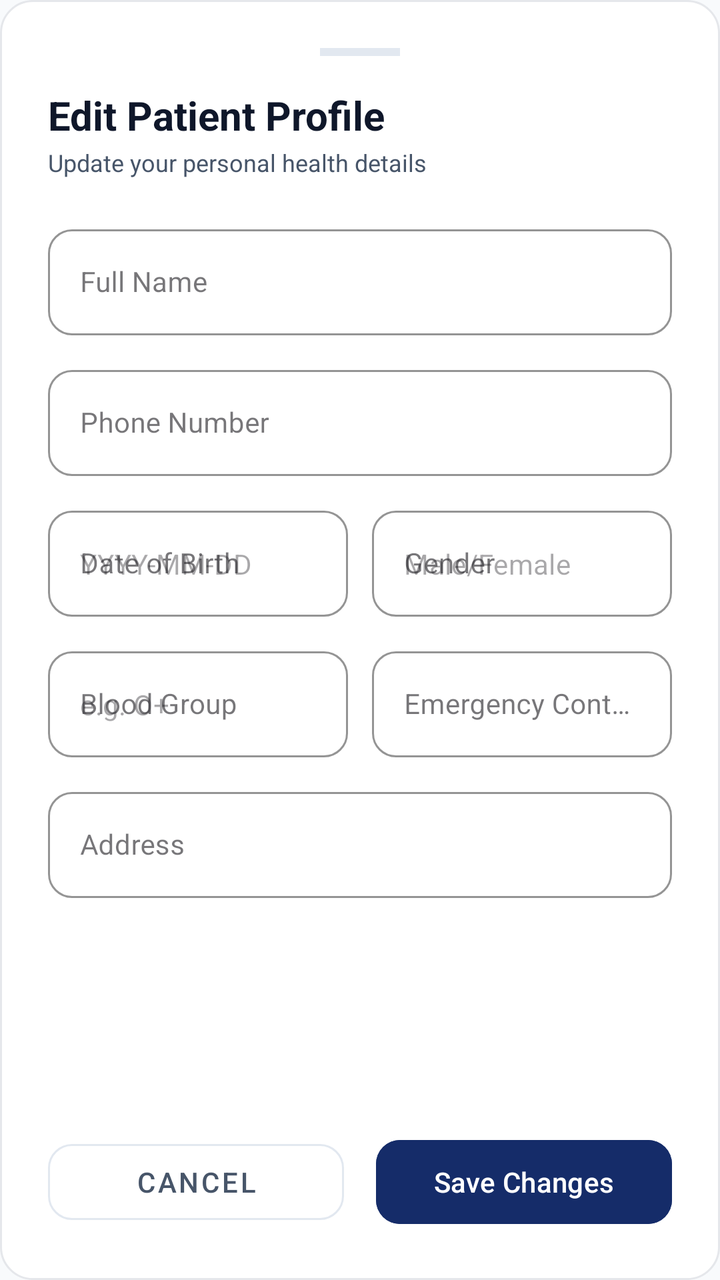
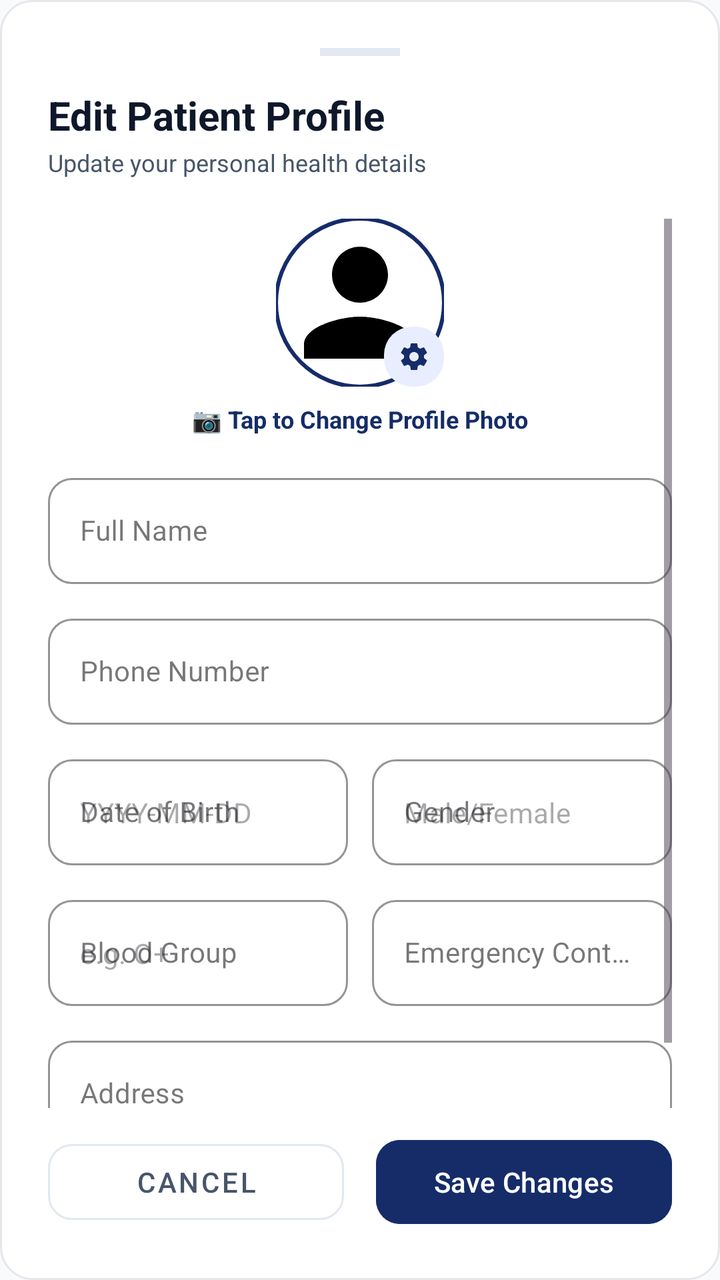

Screens rendered from an Android XML layout before and after an edit, with the pre-edit source and the edit as a unified diff.
<!-- AndroidManifest.xml: application theme Theme.CareWell -->
<!-- res/layout/bottom_sheet_edit_profile.xml -->
<?xml version="1.0" encoding="utf-8"?>
<LinearLayout xmlns:android="http://schemas.android.com/apk/res/android"
    xmlns:app="http://schemas.android.com/apk/res-auto"
    android:layout_width="match_parent"
    android:layout_height="wrap_content"
    android:background="@drawable/bg_rounded_card"
    android:orientation="vertical"
    android:padding="24dp">

    
    <View
        android:layout_width="40dp"
        android:layout_height="4dp"
        android:layout_gravity="center_horizontal"
        android:layout_marginBottom="16dp"
        android:background="@color/card_stroke" />

    
    <TextView
        android:layout_width="wrap_content"
        android:layout_height="wrap_content"
        android:text="Edit Patient Profile"
        android:textColor="@color/text_primary"
        android:textSize="20sp"
        android:textStyle="bold" />

    <TextView
        android:layout_width="wrap_content"
        android:layout_height="wrap_content"
        android:layout_marginTop="2dp"
        android:layout_marginBottom="20dp"
        android:text="Update your personal health details"
        android:textColor="@color/text_secondary"
        android:textSize="12sp" />

    <ScrollView
        android:layout_width="match_parent"
        android:layout_height="0dp"
        android:layout_weight="1"
        android:maxHeight="420dp">

        <LinearLayout
            android:layout_width="match_parent"
            android:layout_height="wrap_content"
            android:orientation="vertical">

            
            <com.google.android.material.textfield.TextInputLayout
                android:id="@+id/til_full_name"
                style="@style/Widget.MaterialComponents.TextInputLayout.OutlinedBox"
                android:layout_width="match_parent"
                android:layout_height="wrap_content"
                android:layout_marginBottom="12dp"
                android:hint="Full Name"
                app:boxCornerRadiusBottomEnd="12dp"
                app:boxCornerRadiusBottomStart="12dp"
                app:boxCornerRadiusTopEnd="12dp"
                app:boxCornerRadiusTopStart="12dp"
                app:boxStrokeColor="@color/primary"
                app:hintTextColor="@color/primary">

                <com.google.android.material.textfield.TextInputEditText
                    android:id="@+id/et_full_name"
                    android:layout_width="match_parent"
                    android:layout_height="wrap_content"
                    android:inputType="textPersonName"
                    android:textColor="@color/text_primary"
                    android:textSize="14sp" />
            </com.google.android.material.textfield.TextInputLayout>

            
            <com.google.android.material.textfield.TextInputLayout
                android:id="@+id/til_phone"
                style="@style/Widget.MaterialComponents.TextInputLayout.OutlinedBox"
                android:layout_width="match_parent"
                android:layout_height="wrap_content"
                android:layout_marginBottom="12dp"
                android:hint="Phone Number"
                app:boxCornerRadiusBottomEnd="12dp"
                app:boxCornerRadiusBottomStart="12dp"
                app:boxCornerRadiusTopEnd="12dp"
                app:boxCornerRadiusTopStart="12dp"
                app:boxStrokeColor="@color/primary"
                app:hintTextColor="@color/primary">

                <com.google.android.material.textfield.TextInputEditText
                    android:id="@+id/et_phone"
                    android:layout_width="match_parent"
                    android:layout_height="wrap_content"
                    android:inputType="phone"
                    android:textColor="@color/text_primary"
                    android:textSize="14sp" />
            </com.google.android.material.textfield.TextInputLayout>

            
            <LinearLayout
                android:layout_width="match_parent"
                android:layout_height="wrap_content"
                android:layout_marginBottom="12dp"
                android:orientation="horizontal">

                <com.google.android.material.textfield.TextInputLayout
                    android:id="@+id/til_dob"
                    style="@style/Widget.MaterialComponents.TextInputLayout.OutlinedBox"
                    android:layout_width="0dp"
                    android:layout_height="wrap_content"
                    android:layout_marginEnd="6dp"
                    android:layout_weight="1"
                    android:hint="Date of Birth"
                    app:boxCornerRadiusBottomEnd="12dp"
                    app:boxCornerRadiusBottomStart="12dp"
                    app:boxCornerRadiusTopEnd="12dp"
                    app:boxCornerRadiusTopStart="12dp"
                    app:boxStrokeColor="@color/primary"
                    app:hintTextColor="@color/primary">

                    <com.google.android.material.textfield.TextInputEditText
                        android:id="@+id/et_dob"
                        android:layout_width="match_parent"
                        android:layout_height="wrap_content"
                        android:hint="YYYY-MM-DD"
                        android:inputType="date"
                        android:textColor="@color/text_primary"
                        android:textSize="14sp" />
                </com.google.android.material.textfield.TextInputLayout>

                <com.google.android.material.textfield.TextInputLayout
                    android:id="@+id/til_gender"
                    style="@style/Widget.MaterialComponents.TextInputLayout.OutlinedBox"
                    android:layout_width="0dp"
                    android:layout_height="wrap_content"
                    android:layout_marginStart="6dp"
                    android:layout_weight="1"
                    android:hint="Gender"
                    app:boxCornerRadiusBottomEnd="12dp"
                    app:boxCornerRadiusBottomStart="12dp"
                    app:boxCornerRadiusTopEnd="12dp"
                    app:boxCornerRadiusTopStart="12dp"
                    app:boxStrokeColor="@color/primary"
                    app:hintTextColor="@color/primary">

                    <com.google.android.material.textfield.TextInputEditText
                        android:id="@+id/et_gender"
                        android:layout_width="match_parent"
                        android:layout_height="wrap_content"
                        android:hint="Male/Female"
                        android:inputType="text"
                        android:textColor="@color/text_primary"
                        android:textSize="14sp" />
                </com.google.android.material.textfield.TextInputLayout>
            </LinearLayout>

            
            <LinearLayout
                android:layout_width="match_parent"
                android:layout_height="wrap_content"
                android:layout_marginBottom="12dp"
                android:orientation="horizontal">

                <com.google.android.material.textfield.TextInputLayout
                    android:id="@+id/til_blood_group"
                    style="@style/Widget.MaterialComponents.TextInputLayout.OutlinedBox"
                    android:layout_width="0dp"
                    android:layout_height="wrap_content"
                    android:layout_marginEnd="6dp"
                    android:layout_weight="1"
                    android:hint="Blood Group"
                    app:boxCornerRadiusBottomEnd="12dp"
                    app:boxCornerRadiusBottomStart="12dp"
                    app:boxCornerRadiusTopEnd="12dp"
                    app:boxCornerRadiusTopStart="12dp"
                    app:boxStrokeColor="@color/primary"
                    app:hintTextColor="@color/primary">

                    <com.google.android.material.textfield.TextInputEditText
                        android:id="@+id/et_blood_group"
                        android:layout_width="match_parent"
                        android:layout_height="wrap_content"
                        android:hint="e.g. O+"
                        android:inputType="textCapCharacters"
                        android:textColor="@color/text_primary"
                        android:textSize="14sp" />
                </com.google.android.material.textfield.TextInputLayout>

                <com.google.android.material.textfield.TextInputLayout
                    android:id="@+id/til_emergency_contact"
                    style="@style/Widget.MaterialComponents.TextInputLayout.OutlinedBox"
                    android:layout_width="0dp"
                    android:layout_height="wrap_content"
                    android:layout_marginStart="6dp"
                    android:layout_weight="1"
                    android:hint="Emergency Contact"
                    app:boxCornerRadiusBottomEnd="12dp"
                    app:boxCornerRadiusBottomStart="12dp"
                    app:boxCornerRadiusTopEnd="12dp"
                    app:boxCornerRadiusTopStart="12dp"
                    app:boxStrokeColor="@color/primary"
                    app:hintTextColor="@color/primary">

                    <com.google.android.material.textfield.TextInputEditText
                        android:id="@+id/et_emergency_contact"
                        android:layout_width="match_parent"
                        android:layout_height="wrap_content"
                        android:inputType="phone"
                        android:textColor="@color/text_primary"
                        android:textSize="14sp" />
                </com.google.android.material.textfield.TextInputLayout>
            </LinearLayout>

            
            <com.google.android.material.textfield.TextInputLayout
                android:id="@+id/til_address"
                style="@style/Widget.MaterialComponents.TextInputLayout.OutlinedBox"
                android:layout_width="match_parent"
                android:layout_height="wrap_content"
                android:layout_marginBottom="16dp"
                android:hint="Address"
                app:boxCornerRadiusBottomEnd="12dp"
                app:boxCornerRadiusBottomStart="12dp"
                app:boxCornerRadiusTopEnd="12dp"
                app:boxCornerRadiusTopStart="12dp"
                app:boxStrokeColor="@color/primary"
                app:hintTextColor="@color/primary">

                <com.google.android.material.textfield.TextInputEditText
                    android:id="@+id/et_address"
                    android:layout_width="match_parent"
                    android:layout_height="wrap_content"
                    android:inputType="textPostalAddress"
                    android:textColor="@color/text_primary"
                    android:textSize="14sp" />
            </com.google.android.material.textfield.TextInputLayout>

        </LinearLayout>
    </ScrollView>

    
    <LinearLayout
        android:layout_width="match_parent"
        android:layout_height="wrap_content"
        android:layout_marginTop="12dp"
        android:orientation="horizontal">

        <com.google.android.material.button.MaterialButton
            android:id="@+id/btn_cancel"
            style="@style/Widget.MaterialComponents.Button.OutlinedButton"
            android:layout_width="0dp"
            android:layout_height="50dp"
            android:layout_marginEnd="8dp"
            android:layout_weight="1"
            android:text="Cancel"
            android:textColor="@color/text_secondary"
            app:cornerRadius="12dp"
            app:strokeColor="@color/card_stroke" />

        <com.google.android.material.button.MaterialButton
            android:id="@+id/btn_save_profile"
            android:layout_width="0dp"
            android:layout_height="50dp"
            android:layout_marginStart="8dp"
            android:layout_weight="1"
            android:backgroundTint="@color/primary"
            android:text="Save Changes"
            android:textColor="@color/white"
            app:cornerRadius="12dp" />
    </LinearLayout>

</LinearLayout>
<!-- resources referenced by this layout -->
<resources>
  <color name="card_stroke">#E2E8F0</color>
  <color name="primary">#152C69</color>
  <color name="text_primary">#0F172A</color>
  <color name="text_secondary">#475569</color>
  <color name="white">#FFFFFF</color>
  <!-- drawable bg_rounded_card (drawable) -->
  <?xml version="1.0" encoding="utf-8"?>
  <shape xmlns:android="http://schemas.android.com/apk/res/android"
      android:shape="rectangle">
      <solid android:color="#FFFFFF" />
      <stroke
          android:width="1dp"
          android:color="#E5E7EB" />
      <corners android:radius="16dp" />
  </shape>
  <style name="Theme.CareWell" parent="Base.Theme.CareWell" />
  <style name="Base.Theme.CareWell" parent="Theme.Material3.Light.NoActionBar">
          <item name="colorPrimary">@color/primary</item>
          <item name="colorPrimaryVariant">@color/primary_dark</item>
          <item name="colorOnPrimary">@color/white</item>
          <item name="colorSecondary">@color/secondary</item>
          <item name="colorSecondaryVariant">@color/secondary</item>
          <item name="colorOnSecondary">@color/white</item>
          <item name="android:statusBarColor">@color/white</item>
          <item name="android:windowLightStatusBar">true</item>
          <item name="android:windowBackground">@color/background_light</item>
          <item name="colorSecondaryContainer">@color/primary_light</item>
          <item name="colorOnSecondaryContainer">@color/primary</item>
          <item name="android:navigationBarColor">@color/white</item>
          <item name="android:windowLightNavigationBar" tools:targetApi="o_mr1">true</item>
      </style>
  <color name="primary_dark">#0D1D47</color>
  <color name="secondary">#2563EB</color>
  <color name="background_light">#F8FAFC</color>
  <color name="primary_light">#EBF1FF</color>
</resources>

<!-- the commit's change to res/layout/bottom_sheet_edit_profile.xml (unified diff, before → after) -->
@@ -43,6 +43,54 @@
             android:layout_width="match_parent"
             android:layout_height="wrap_content"
             android:orientation="vertical">
+
+            
+            <RelativeLayout
+                android:layout_width="wrap_content"
+                android:layout_height="wrap_content"
+                android:layout_gravity="center_horizontal"
+                android:layout_marginBottom="8dp">
+
+                <com.google.android.material.imageview.ShapeableImageView
+                    android:id="@+id/iv_edit_profile_pic"
+                    android:layout_width="84dp"
+                    android:layout_height="84dp"
+                    android:scaleType="centerCrop"
+                    android:src="@drawable/ic_user"
+                    app:shapeAppearanceOverlay="@style/ShapeAppearanceOverlay.App.Circle"
+                    app:strokeColor="@color/primary"
+                    app:strokeWidth="2dp" />
+
+                <FrameLayout
+                    android:id="@+id/fl_edit_camera_btn"
+                    android:layout_width="30dp"
+                    android:layout_height="30dp"
+                    android:layout_alignBottom="@id/iv_edit_profile_pic"
+                    android:layout_alignEnd="@id/iv_edit_profile_pic"
+                    android:background="@drawable/bg_squircle_icon"
+                    android:clickable="true"
+                    android:focusable="true">
+
+                    <ImageView
+                        android:layout_width="16dp"
+                        android:layout_height="16dp"
+                        android:layout_gravity="center"
+                        android:contentDescription="Camera"
+                        android:src="@drawable/ic_settings"
+                        app:tint="@color/primary" />
+                </FrameLayout>
+            </RelativeLayout>
+
+            <TextView
+                android:id="@+id/tv_edit_upload_label"
+                android:layout_width="wrap_content"
+                android:layout_height="wrap_content"
+                android:layout_gravity="center_horizontal"
+                android:layout_marginBottom="16dp"
+                android:text="📷 Tap to Change Profile Photo"
+                android:textColor="@color/primary"
+                android:textSize="12sp"
+                android:textStyle="bold" />
 
             
             <com.google.android.material.textfield.TextInputLayout
<!-- resource entries referenced after the edit -->
@@ -15,6 +15,36 @@
           android:color="#E5E7EB" />
       <corners android:radius="16dp" />
   </shape>
+  <!-- drawable bg_squircle_icon (drawable) -->
+  <?xml version="1.0" encoding="utf-8"?>
+  <shape xmlns:android="http://schemas.android.com/apk/res/android"
+      android:shape="rectangle">
+      <solid android:color="#E8EEFF" />
+      <corners android:radius="14dp" />
+  </shape>
+  <!-- drawable ic_settings (drawable) -->
+  <vector xmlns:android="http://schemas.android.com/apk/res/android"
+      android:width="24dp"
+      android:height="24dp"
+      android:viewportWidth="24"
+      android:viewportHeight="24">
+      <path
+          android:fillColor="#FF000000"
+          android:pathData="M19.43,12.98c0.04,-0.32 0.07,-0.64 0.07,-0.98s-0.03,-0.66 -0.07,-0.98l2.11,-1.65c0.19,-0.15 0.24,-0.42 0.12,-0.64l-2,-3.46c-0.12,-0.22 -0.39,-0.3 -0.61,-0.22l-2.49,1c-0.52,-0.4 -1.08,-0.73 -1.69,-0.98l-0.38,-2.65C14.46,2.18 14.25,2 14,2h-4c-0.25,0 -0.46,0.18 -0.49,0.42l-0.38,2.65c-0.61,0.25 -1.17,0.59 -1.69,0.98l-2.49,-1c-0.23,-0.09 -0.49,0 -0.61,0.22l-2,3.46c-0.13,0.22 -0.07,0.49 0.12,0.64l2.11,1.65c-0.04,0.32 -0.07,0.65 -0.07,0.98s0.03,0.66 0.07,0.98l-2.11,1.65c-0.19,0.15 -0.24,0.42 -0.12,0.64l2,3.46c0.12,0.22 0.39,0.3 0.61,0.22l2.49,-1c0.52,0.4 1.08,0.73 1.69,0.98l0.38,2.65c0.03,0.24 0.24,0.42 0.49,0.42h4c0.25,0 0.46,-0.18 0.49,-0.42l0.38,-2.65c0.61,-0.25 1.17,-0.59 1.69,-0.98l2.49,1c0.23,0.09 0.49,0 0.61,-0.22l2,-3.46c0.12,-0.22 0.07,-0.49 -0.12,-0.64l-2.11,-1.65zM12,15.5c-1.93,0 -3.5,-1.57 -3.5,-3.5s1.57,-3.5 3.5,-3.5 3.5,1.57 3.5,3.5 -1.57,3.5 -3.5,3.5z"/>
+  </vector>
+  <!-- drawable ic_user (drawable) -->
+  <vector xmlns:android="http://schemas.android.com/apk/res/android"
+      android:width="24dp"
+      android:height="24dp"
+      android:viewportWidth="24"
+      android:viewportHeight="24">
+      <path
+          android:fillColor="#FF000000"
+          android:pathData="M12,12c2.21,0 4,-1.79 4,-4s-1.79,-4 -4,-4 -4,1.79 -4,4 1.79,4 4,4zm0,2c-2.67,0 -8,1.34 -8,4v2h16v-2c0,-2.66 -5.33,-4 -8,-4z"/>
+  </vector>
+  <style name="ShapeAppearanceOverlay.App.Circle" parent="">
+          <item name="cornerSize">50%</item>
+      </style>
   <style name="Theme.CareWell" parent="Base.Theme.CareWell" />
   <style name="Base.Theme.CareWell" parent="Theme.Material3.Light.NoActionBar">
           <item name="colorPrimary">@color/primary</item>
